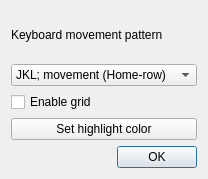
First picture: the form in src/screenoverlay/screenoverlaysettings.ui, repository ArsenArsen/KShare, before the edit.
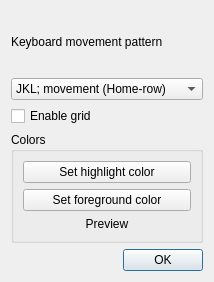
Second picture: the form after the edit.

Commit message: Address color issues. Fix #71

Diff of the .ui file:
```diff
--- a/src/screenoverlay/screenoverlaysettings.ui
+++ b/src/screenoverlay/screenoverlaysettings.ui
@@ -6,8 +6,8 @@
    <rect>
     <x>0</x>
     <y>0</y>
-    <width>208</width>
-    <height>179</height>
+    <width>214</width>
+    <height>282</height>
    </rect>
   </property>
   <property name="windowTitle">
@@ -48,10 +48,36 @@
     </widget>
    </item>
    <item>
-    <widget class="QPushButton" name="setHighlight">
-     <property name="text">
-      <string>Set highlight color</string>
+    <widget class="QGroupBox" name="groupBox">
+     <property name="title">
+      <string>Colors</string>
      </property>
+     <layout class="QVBoxLayout" name="verticalLayout_2">
+      <item>
+       <widget class="QPushButton" name="setHighlight">
+        <property name="text">
+         <string>Set highlight color</string>
+        </property>
+       </widget>
+      </item>
+      <item>
+       <widget class="QPushButton" name="fgColor">
+        <property name="text">
+         <string>Set foreground color</string>
+        </property>
+       </widget>
+      </item>
+      <item>
+       <widget class="QLabel" name="preview">
+        <property name="text">
+         <string>Preview</string>
+        </property>
+        <property name="alignment">
+         <set>Qt::AlignCenter</set>
+        </property>
+       </widget>
+      </item>
+     </layout>
     </widget>
    </item>
    <item>
```
The commit also changes 4 other files.
